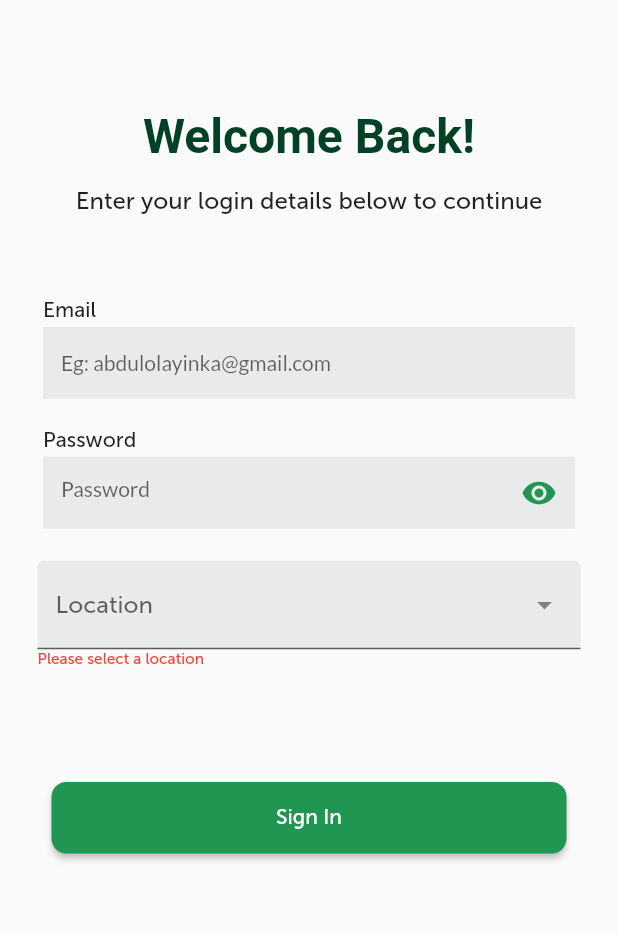
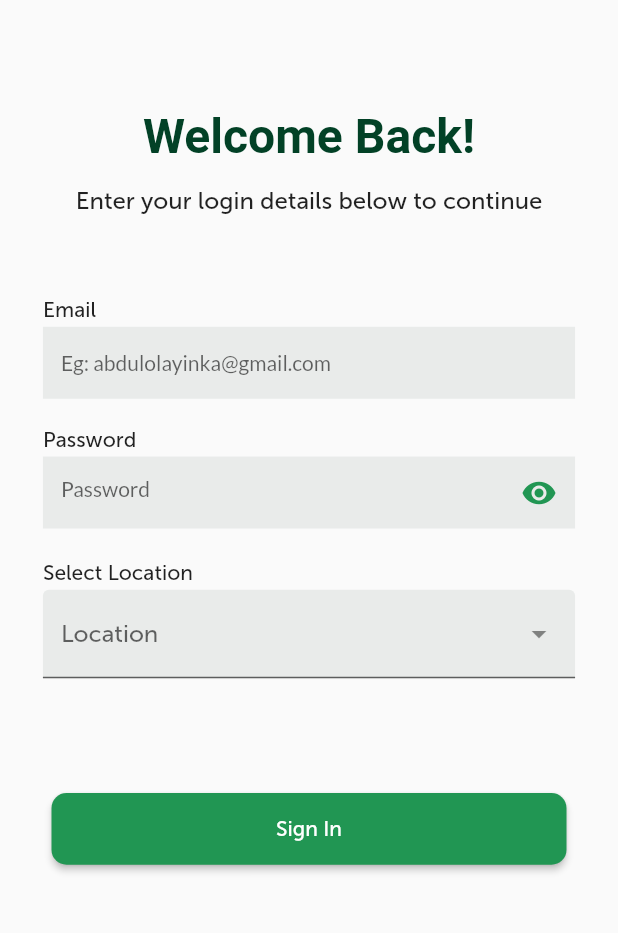
Before and after one commit to vikilinho/fcsc_scanner, a Flutter app: the screen it shows after launch, on a phone screen of 412 x 824 dp, the part 161-1094 px from its top. Run offline on Flutter 3.47's test engine with Material 2 defaults, Android fonts, the phone set to English and light mode, and no system bars; drawn by our look-alikes of dropdown_search, modal_progress_hud_nsn; our stand-ins replace flutter_screenutil, flutter_spinkit, flutter_svg, get, get_it, google_fonts and 1 more; missing offline and left inert: flutter_barcode_scanner; Roboto replaces fonts that are missing (MuseoSans_500.otf).

Commit message:
Implemente candidate admittion feature

```diff
--- a/lib/views/RevampPage/home.dart
+++ b/lib/views/RevampPage/home.dart
@@ -161,25 +161,21 @@ class _HomeScreenState extends State<HomeScreen> {
                                         ),
                                       )),
                                   SizedBox(height: 2.h),
-                                ],
-                              ),
-                            )),
                                   SizedBox(
                                     height: 16.h,
                                   ),
-                        Padding(
-                          padding: const EdgeInsets.only(
-                            left: 25.0,
-                            right: 25.0,
-                          ),
-                          child: DropdownSearch<String>(
+                                  Text("Select Location"),
+                                  SizedBox(height: 2.h),
+                                  DropdownSearch<String>(
                                     popupProps: PopupProps.menu(
                                       showSelectedItems: true,
                                       showSearchBox: true,
-                              disabledItemFn: (String s) => s.startsWith('I'),
+                                      disabledItemFn: (String s) =>
+                                          s.startsWith('I'),
                                     ),
                                     items: locations,
-                            dropdownDecoratorProps: DropDownDecoratorProps(
+                                    dropdownDecoratorProps:
+                                        DropDownDecoratorProps(
                                       dropdownSearchDecoration: InputDecoration(
                                         labelText: "Location",
                                         hintText: "State",
@@ -197,22 +193,9 @@ class _HomeScreenState extends State<HomeScreen> {
 
                                     // selectedItem: "Brazil",
                                   ),
+                                ],
                               ),
-                        selectedLocation == null
-                            ? Row(
-                                mainAxisAlignment: MainAxisAlignment.start,
-                                children: [
-                                  Padding(
-                                    padding: const EdgeInsets.only(left: 25.0),
-                                    child: Text(
-                                      "Please select a location",
-                                      style: TextStyle(
-                                          color: Colors.red, fontSize: 9.sp),
-                                    ),
-                                  ),
-                                ],
-                              )
-                            : SizedBox(),
+                            )),
                         SizedBox(
                           height: 64.h,
                         ),
--- a/lib/views/RevampPage/userPage.dart
+++ b/lib/views/RevampPage/userPage.dart
@@ -111,6 +111,7 @@ class _UserPageState extends State<UserPage> {
                         radius: 68,
                         child: CircleAvatar(
                           radius: 65,
+                          backgroundColor: Colors.transparent,
                           backgroundImage: NetworkImage(widget.photoUrl),
                         ),
                       ),
```
Lines whose indentation alone changed are shown as unchanged.
